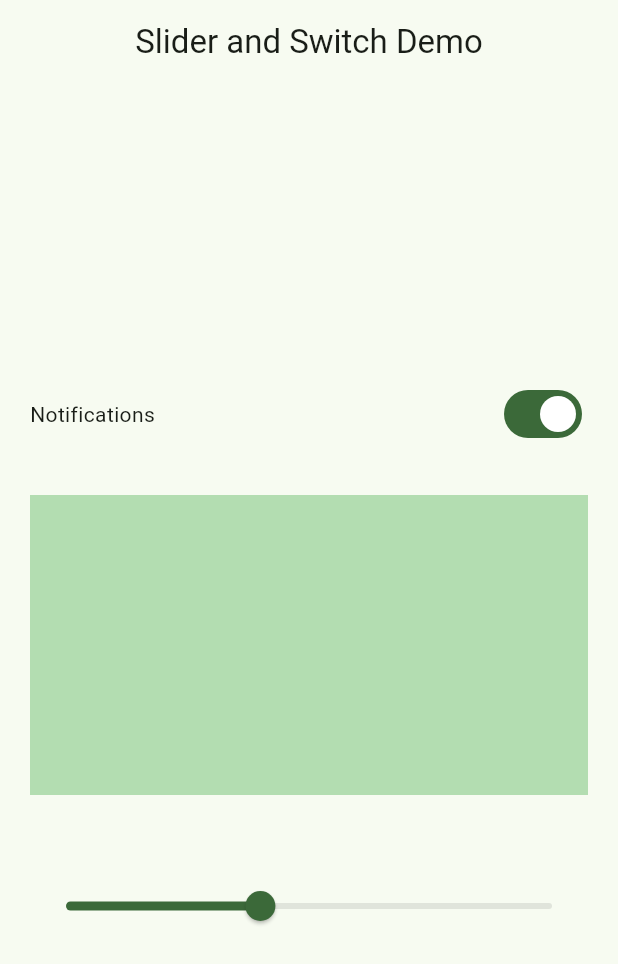
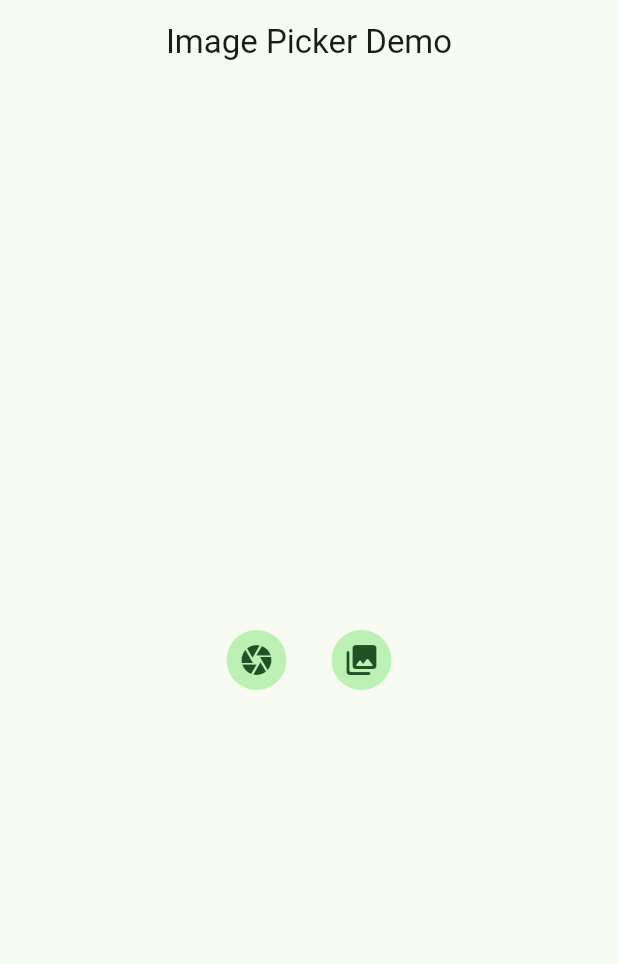
Before and after one commit to mraj555/BlocLabs, a Flutter app: the screen it shows after launch, on a phone screen of 412 x 824 dp. Shown: the top 964 px of the screen. Run offline on Flutter 3.47's test engine with Material 3 defaults, Android fonts, the phone set to English and light mode, and no system bars; our stand-ins replace bloc, equatable, flutter_bloc, image_picker.

Commit message:
feat: Implement Image Picker with Bloc
This commit introduces an image picker feature using the `image_picker` package and manages its state with a dedicated Bloc.

**Key Changes:**

- **Dependencies:**
    - Added `image_picker: ^1.2.0` to `pubspec.yaml`.
    - Updated `pubspec.lock` with `image_picker` and its transitive dependencies.
- **Image Picker Utilities:**
    - Created `ImagePickerUtils` class with methods `onCameraCapture()` and `onPickFromGallery()` to handle image selection from the camera and gallery respectively, using the `ImagePicker` plugin.
- **Bloc Implementation:**
    - `ImagePickerEvent`: Defines `CameraCapture` and `GalleryImagePicker` events.
    - `ImagePickerState`: Holds the selected `XFile? image` and a `copyWith` method for immutable state updates.
    - `ImagePickerBloc`:
        - Takes `ImagePickerUtils` as a dependency.
        - Handles `CameraCapture` and `GalleryImagePicker` events.
        - Calls the corresponding methods in `ImagePickerUtils` to get an image.
        - Emits a new `ImagePickerState` with the selected image.
- **UI:**
    - Created `ImagePickerScreen`:
        - Displays an AppBar with the title "Image Picker Demo".
        - Uses a `BlocBuilder<ImagePickerBloc, ImagePickerState>` to react to state changes.
        - If `state.image` is null, it shows two `InkWell` widgets wrapped in `CircleAvatar` for camera and gallery selection.
            - Tapping the camera icon dispatches a `CameraCapture` event.
            - Tapping the gallery icon dispatches a `GalleryImagePicker` event.
        - If `state.image` is not null, it displays the selected image using `Image.file(File(state.image!.path))`.
- **App Integration:**
    - `main.dart`:
        - `ImagePickerBloc` is provided using `MultiBlocProvider`.
        - `ImagePickerScreen` is set as the `home` screen in `MaterialApp`.

```diff
--- /dev/null
+++ b/lib/image_picker_demo/bloc/image_picker_bloc.dart
@@ -0,0 +1,24 @@
+import 'package:bloc/bloc.dart';
+import 'package:bloclabs/image_picker_demo/bloc/image_picker_event.dart';
+import 'package:bloclabs/image_picker_demo/bloc/image_picker_state.dart';
+import 'package:bloclabs/image_picker_demo/utils/image_picker_utils.dart';
+import 'package:image_picker/image_picker.dart';
+
+class ImagePickerBloc extends Bloc<ImagePickerEvent, ImagePickerState> {
+  final ImagePickerUtils utils;
+
+  ImagePickerBloc(this.utils) : super(ImagePickerState()) {
+    on<CameraCapture>(_onCameraCapture);
+    on<GalleryImagePicker>(_onGalleryImagePicker);
+  }
+
+  Future<void> _onCameraCapture(CameraCapture event, Emitter<ImagePickerState> emit) async {
+    XFile? file = await utils.onCameraCapture();
+    emit(state.copyWith(image: file));
+  }
+
+  Future<void> _onGalleryImagePicker(GalleryImagePicker event, Emitter<ImagePickerState> emit) async {
+    XFile? file = await utils.onPickFromGallery();
+    emit(state.copyWith(image: file));
+  }
+}
--- /dev/null
+++ b/lib/image_picker_demo/bloc/image_picker_event.dart
@@ -0,0 +1,12 @@
+import 'package:equatable/equatable.dart';
+
+abstract class ImagePickerEvent extends Equatable {
+  const ImagePickerEvent();
+
+  @override
+  List<Object?> get props => [];
+}
+
+class CameraCapture extends ImagePickerEvent {}
+
+class GalleryImagePicker extends ImagePickerEvent {}
--- /dev/null
+++ b/lib/image_picker_demo/bloc/image_picker_state.dart
@@ -0,0 +1,13 @@
+import 'package:equatable/equatable.dart';
+import 'package:image_picker/image_picker.dart';
+
+class ImagePickerState extends Equatable {
+  final XFile? image;
+
+  ImagePickerState({this.image});
+
+  ImagePickerState copyWith({XFile? image}) => ImagePickerState(image: image ?? this.image);
+
+  @override
+  List<Object?> get props => [image];
+}
--- /dev/null
+++ b/lib/image_picker_demo/ui/image_picker_screen.dart
@@ -0,0 +1,44 @@
+import 'dart:io';
+
+import 'package:bloclabs/image_picker_demo/bloc/image_picker_bloc.dart';
+import 'package:bloclabs/image_picker_demo/bloc/image_picker_event.dart';
+import 'package:bloclabs/image_picker_demo/bloc/image_picker_state.dart';
+import 'package:flutter/material.dart';
+import 'package:flutter_bloc/flutter_bloc.dart';
+
+class ImagePickerScreen extends StatelessWidget {
+  const ImagePickerScreen({super.key});
+
+  @override
+  Widget build(BuildContext context) {
+    return SafeArea(
+      child: Scaffold(
+        appBar: AppBar(title: Text("Image Picker Demo"), centerTitle: true),
+        body: Center(
+          child: BlocBuilder<ImagePickerBloc, ImagePickerState>(
+            builder: (context, state) {
+              return state.image == null
+                  ? Row(
+                      mainAxisAlignment: MainAxisAlignment.center,
+                      crossAxisAlignment: CrossAxisAlignment.center,
+                      mainAxisSize: MainAxisSize.min,
+                      children: [
+                        InkWell(
+                          onTap: () => context.read<ImagePickerBloc>().add(CameraCapture()),
+                          child: CircleAvatar(child: Icon(Icons.camera)),
+                        ),
+                        SizedBox(width: 30),
+                        InkWell(
+                          onTap: () => context.read<ImagePickerBloc>().add(GalleryImagePicker()),
+                          child: CircleAvatar(child: Icon(Icons.photo_library_rounded)),
+                        ),
+                      ],
+                    )
+                  : Image.file(File(state.image!.path));
+            },
+          ),
+        ),
+      ),
+    );
+  }
+}
--- /dev/null
+++ b/lib/image_picker_demo/utils/image_picker_utils.dart
@@ -0,0 +1,15 @@
+import 'package:image_picker/image_picker.dart';
+
+class ImagePickerUtils {
+  final ImagePicker _picker = ImagePicker();
+
+  Future<XFile?> onCameraCapture() async {
+    final XFile? file = await _picker.pickImage(source: ImageSource.camera);
+    return file;
+  }
+
+  Future<XFile?> onPickFromGallery() async {
+    final XFile? file = await _picker.pickImage(source: ImageSource.gallery);
+    return file;
+  }
+}
--- a/lib/main.dart
+++ b/lib/main.dart
@@ -1,5 +1,8 @@
 import 'package:bloclabs/counter_app/ui/counter_screen.dart';
 import 'package:bloclabs/equatable_demo/equatable_demo.dart';
+import 'package:bloclabs/image_picker_demo/bloc/image_picker_bloc.dart';
+import 'package:bloclabs/image_picker_demo/ui/image_picker_screen.dart';
+import 'package:bloclabs/image_picker_demo/utils/image_picker_utils.dart';
 import 'package:bloclabs/slider_and_switch_demo/bloc/slider/slider_bloc.dart';
 import 'package:bloclabs/slider_and_switch_demo/ui/slider_and_switch_screen.dart';
 import 'package:flutter/material.dart';
@@ -46,11 +49,12 @@ class MyApp extends StatelessWidget {
         BlocProvider<CounterBloc>(create: (context) => CounterBloc()),
         BlocProvider<SwitchBloc>(create: (context) => SwitchBloc()),
         BlocProvider<SliderBloc>(create: (context) => SliderBloc()),
+        BlocProvider<ImagePickerBloc>(create: (context) => ImagePickerBloc(ImagePickerUtils())),
       ],
       child: MaterialApp(
         debugShowCheckedModeBanner: false,
         theme: ThemeData(colorScheme: ColorScheme.fromSeed(seedColor: Colors.green)),
-        home: SliderAndSwitchScreen(),
+        home: ImagePickerScreen(),
       ),
     );
   }
--- a/pubspec.yaml
+++ b/pubspec.yaml
@@ -37,6 +37,7 @@ dependencies:
   equatable: ^2.0.7
   bloc: ^9.0.1
   flutter_bloc: ^9.1.1
+  image_picker: ^1.2.0
 
 dev_dependencies:
   flutter_test:
```
Also changed, not shown: pubspec.lock.
